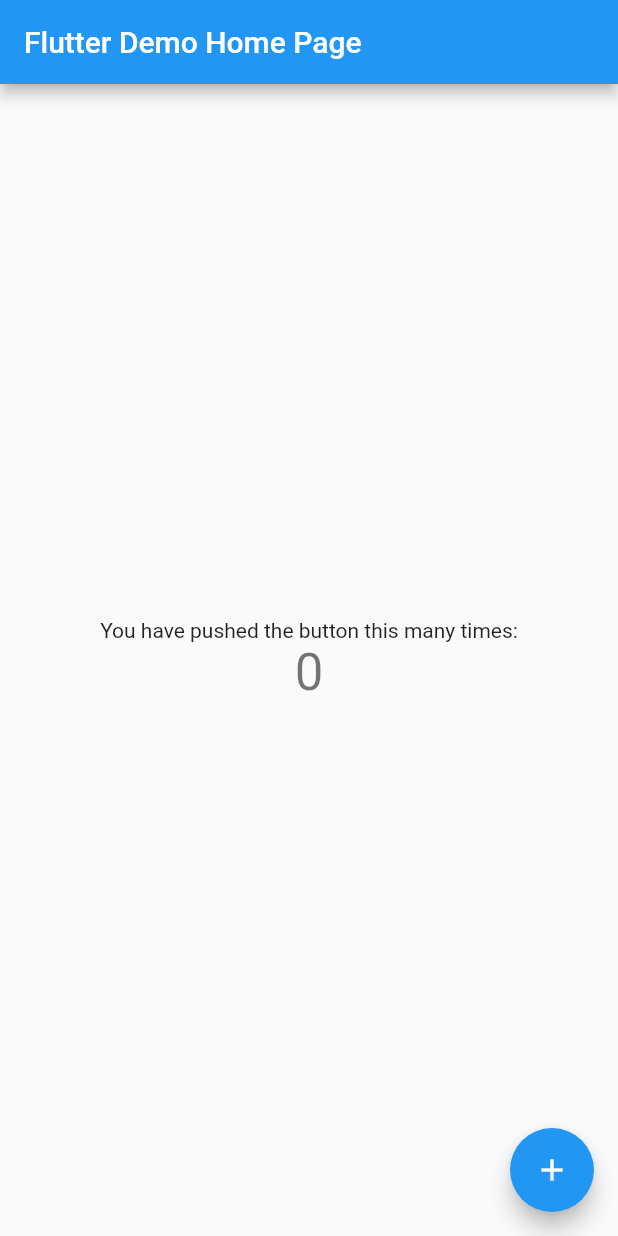
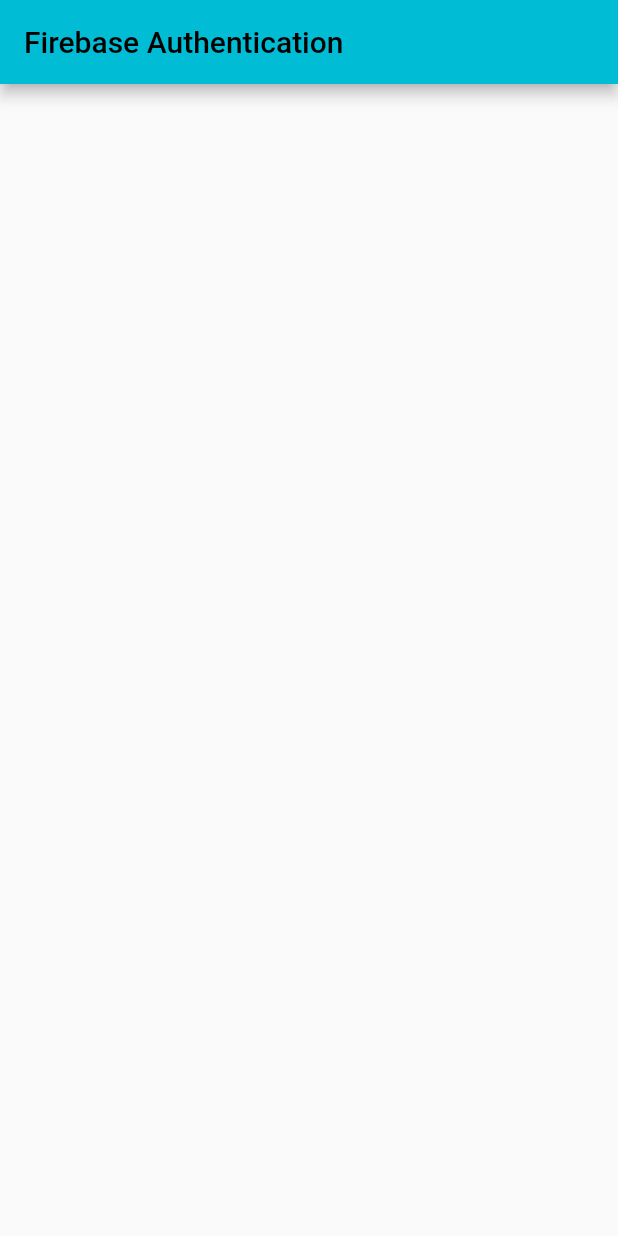
Before and after one commit to D-Perez/firebaseauth, a Flutter app: the screen it shows after launch, on a phone screen of 412 x 824 dp. Run offline on Flutter 3.47's test engine with Material 2 defaults, Android fonts, the phone set to English and light mode, and no system bars; our stand-ins replace firebase_core, firebase_database; accounts and stored records are empty.

Commit message:
changed a bit

```diff
--- a/lib/main.dart
+++ b/lib/main.dart
@@ -8,130 +8,27 @@ Future<void> main() async {
   runApp(MyApp());
 }
 
-class MyApp extends StatelessWidget {
-  final Future<FirebaseApp> _fbApp = Firebase.initializeApp();
-  MyApp({Key? key}) : super(key: key);
-
-  // This widget is the root of your application.
+class LoginPage extends StatelessWidget {
   @override
   Widget build(BuildContext context) {
-    return MaterialApp(
-      title: 'Flutter Demo',
-      theme: ThemeData(
-        // This is the theme of your application.
-        //
-        // Try running your application with "flutter run". You'll see the
-        // application has a blue toolbar. Then, without quitting the app, try
-        // changing the primarySwatch below to Colors.green and then invoke
-        // "hot reload" (press "r" in the console where you ran "flutter run",
-        // or simply save your changes to "hot reload" in a Flutter IDE).
-        // Notice that the counter didn't reset back to zero; the application
-        // is not restarted.
-        primarySwatch: Colors.blue,
+    return Scaffold(
+      appBar: AppBar(
+        title: Text('Firebase Authentication'),
       ),
-      home: FutureBuilder(
-        future: _fbApp,
-        builder: (context, snapshot) {
-          if (snapshot.hasError) {
-            print("You have an error! ${snapshot.error.toString()}");
-            return Text('Something went wrong!');
-          } else if (snapshot.hasData) {
-            return const MyHomePage(title: 'Flutter Demo Home Page');
-          } else {
-            return Center(
-              child: CircularProgressIndicator(),
-            );
-          }
-        }
-      )
-      //const MyHomePage(title: 'Flutter Demo Home Page'),
     );
   }
 }
 
-class MyHomePage extends StatefulWidget {
-  const MyHomePage({Key? key, required this.title}) : super(key: key);
-
-  // This widget is the home page of your application. It is stateful, meaning
-  // that it has a State object (defined below) that contains fields that affect
-  // how it looks.
-
-  // This class is the configuration for the state. It holds the values (in this
-  // case the title) provided by the parent (in this case the App widget) and
-  // used by the build method of the State. Fields in a Widget subclass are
-  // always marked "final".
-
-  final String title;
-
-  @override
-  State<MyHomePage> createState() => _MyHomePageState();
-}
-
-class _MyHomePageState extends State<MyHomePage> {
-  int _counter = 0;
-
-  void _incrementCounter() {
-    DatabaseReference _testRef = FirebaseDatabase.instance.ref().child("test");
-    _testRef.set("hello world ${Random().nextInt(100)}");
-    setState(() {
-      // This call to setState tells the Flutter framework that something has
-      // changed in this State, which causes it to rerun the build method below
-      // so that the display can reflect the updated values. If we changed
-      // _counter without calling setState(), then the build method would not be
-      // called again, and so nothing would appear to happen.
-      _counter++;
-    });
-  }
-
+class MyApp extends StatelessWidget {
   @override
   Widget build(BuildContext context) {
-    // This method is rerun every time setState is called, for instance as done
-    // by the _incrementCounter method above.
-    //
-    // The Flutter framework has been optimized to make rerunning build methods
-    // fast, so that you can just rebuild anything that needs updating rather
-    // than having to individually change instances of widgets.
-    return Scaffold(
-      appBar: AppBar(
-        // Here we take the value from the MyHomePage object that was created by
-        // the App.build method, and use it to set our appbar title.
-        title: Text(widget.title),
+    return MaterialApp(
+      title: 'Flutter Authentication',
+      debugShowCheckedModeBanner: false,
+      theme: ThemeData(
+        primarySwatch: Colors.cyan,
       ),
-      body: Center(
-        // Center is a layout widget. It takes a single child and positions it
-        // in the middle of the parent.
-        child: Column(
-          // Column is also a layout widget. It takes a list of children and
-          // arranges them vertically. By default, it sizes itself to fit its
-          // children horizontally, and tries to be as tall as its parent.
-          //
-          // Invoke "debug painting" (press "p" in the console, choose the
-          // "Toggle Debug Paint" action from the Flutter Inspector in Android
-          // Studio, or the "Toggle Debug Paint" command in Visual Studio Code)
-          // to see the wireframe for each widget.
-          //
-          // Column has various properties to control how it sizes itself and
-          // how it positions its children. Here we use mainAxisAlignment to
-          // center the children vertically; the main axis here is the vertical
-          // axis because Columns are vertical (the cross axis would be
-          // horizontal).
-          mainAxisAlignment: MainAxisAlignment.center,
-          children: <Widget>[
-            const Text(
-              'You have pushed the button this many times:',
-            ),
-            Text(
-              '$_counter',
-              style: Theme.of(context).textTheme.headline4,
-            ),
-          ],
-        ),
-      ),
-      floatingActionButton: FloatingActionButton(
-        onPressed: _incrementCounter,
-        tooltip: 'Increment',
-        child: const Icon(Icons.add),
-      ), // This trailing comma makes auto-formatting nicer for build methods.
+      home: LoginPage(),
     );
   }
 }
```
